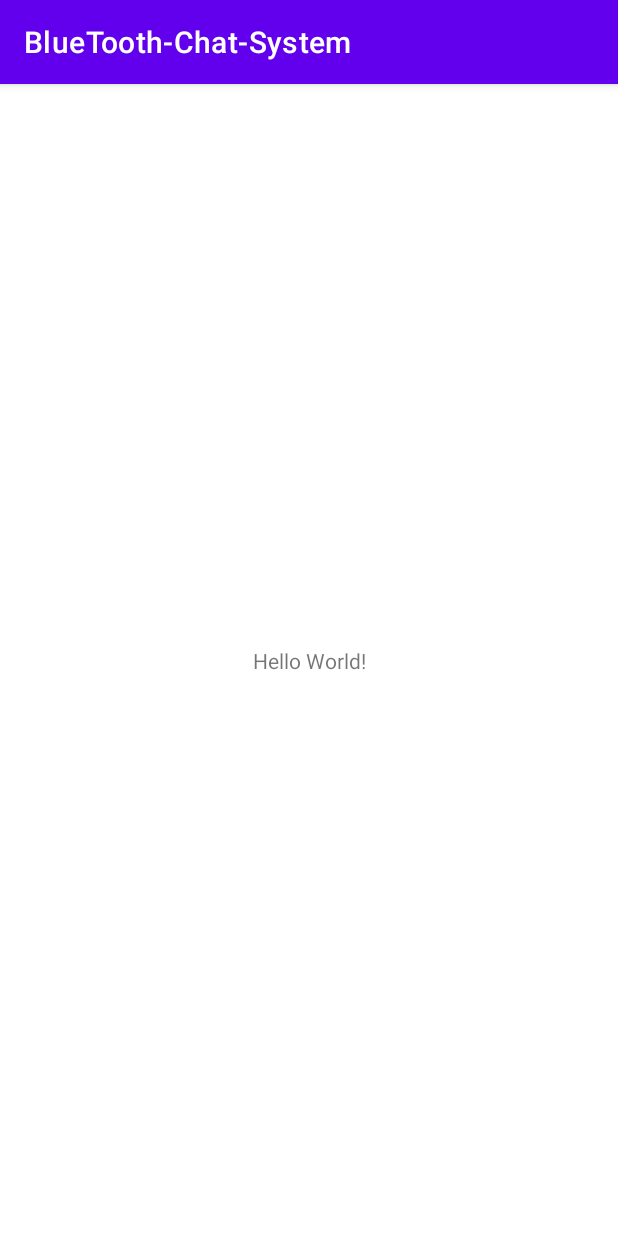
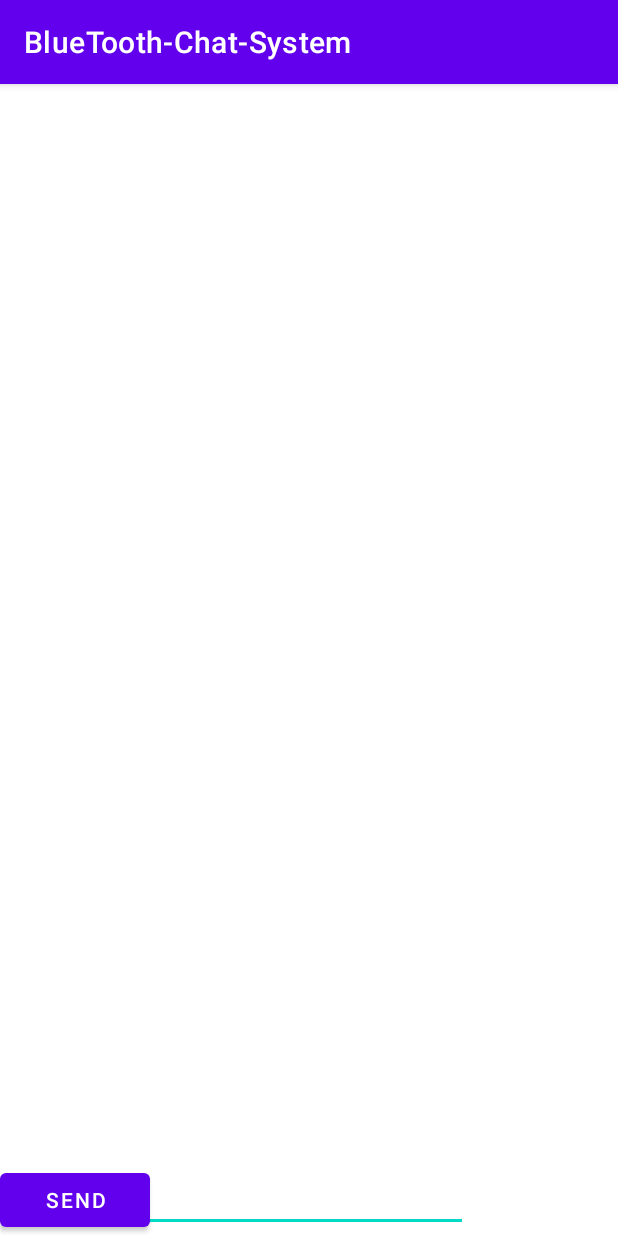
Before and after one commit to bcsf18m023/Bluetooth-Chat-App, an Android app: the screen it shows after launch (MainActivity), on a phone screen of 412 x 824 dp. Run offline under Robolectric (Android 15) with nearby library versions, the phone set to English and light mode, and no system bars.

Commit message:
Home Screen: Layout and Views groups are Set

```diff
--- a/app/src/main/res/layout/activity_main.xml
+++ b/app/src/main/res/layout/activity_main.xml
@@ -1,18 +1,31 @@
 <?xml version="1.0" encoding="utf-8"?>
-<androidx.constraintlayout.widget.ConstraintLayout xmlns:android="http://schemas.android.com/apk/res/android"
+<RelativeLayout xmlns:android="http://schemas.android.com/apk/res/android"
     xmlns:app="http://schemas.android.com/apk/res-auto"
     xmlns:tools="http://schemas.android.com/tools"
     android:layout_width="match_parent"
     android:layout_height="match_parent"
     tools:context=".MainActivity">
 
-    <TextView
-        android:layout_width="wrap_content"
+   <ListView
+       android:id="@+id/list_conversations"
+       android:layout_width="match_parent"
+       android:layout_height="match_parent"/>
+<RelativeLayout
+    android:layout_width="match_parent"
+    android:layout_height="wrap_content"
+    android:layout_alignParentBottom="true">
+    <EditText
+        android:id="@+id/enter_message"
+        android:layout_width="match_parent"
         android:layout_height="wrap_content"
-        android:text="Hello World!"
-        app:layout_constraintBottom_toBottomOf="parent"
-        app:layout_constraintLeft_toLeftOf="parent"
-        app:layout_constraintRight_toRightOf="parent"
-        app:layout_constraintTop_toTopOf="parent" />
+        android:layout_marginEnd="100dp"
+        />
+    <Button
+        android:layout_width="100dp"
+        android:layout_height="wrap_content"
+        android:id="@+id/send"
+        android:text="@string/send"
+        />
 
-</androidx.constraintlayout.widget.ConstraintLayout>
+</RelativeLayout>
+</RelativeLayout>
--- a/app/src/main/res/values/strings.xml
+++ b/app/src/main/res/values/strings.xml
@@ -1,3 +1,4 @@
 <resources>
     <string name="app_name">BlueTooth-Chat-System</string>
+    <string name="send">Send</string>
 </resources>
```
